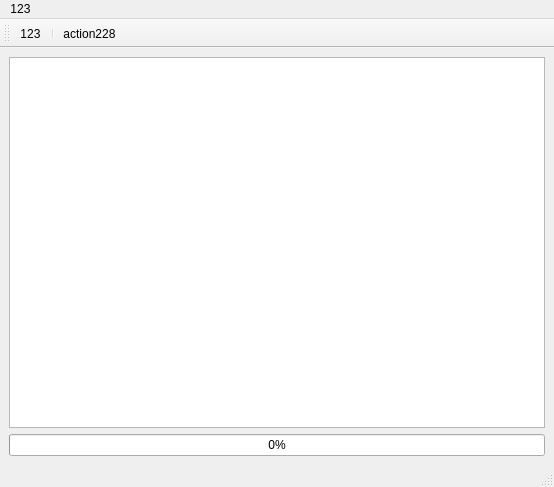
Qt form audiomanager.ui (roman-bezak/VkAudioDownloader-Qt-C-) before a commit.
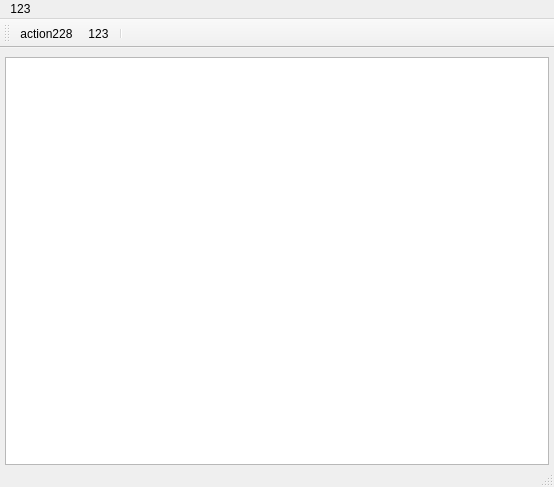
The same form after that commit. Icons and pictures are not drawn.

What changed in the file:
```diff
--- a/audiomanager.ui
+++ b/audiomanager.ui
@@ -15,6 +15,15 @@
   </property>
   <widget class="QWidget" name="centralwidget">
    <layout class="QGridLayout" name="gridLayout">
+    <property name="leftMargin">
+     <number>5</number>
+    </property>
+    <property name="rightMargin">
+     <number>5</number>
+    </property>
+    <property name="bottomMargin">
+     <number>0</number>
+    </property>
     <item row="1" column="0">
      <widget class="QTableWidget" name="tableWidget">
       <property name="editTriggers">
@@ -28,13 +37,6 @@
       </property>
      </widget>
     </item>
-    <item row="2" column="0">
-     <widget class="QProgressBar" name="progressBar">
-      <property name="value">
-       <number>0</number>
-      </property>
-     </widget>
-    </item>
    </layout>
   </widget>
   <widget class="QMenuBar" name="menubar">
@@ -65,9 +67,9 @@
    <attribute name="toolBarBreak">
     <bool>false</bool>
    </attribute>
+   <addaction name="actionAction228"/>
    <addaction name="action123"/>
    <addaction name="separator"/>
-   <addaction name="actionAction228"/>
   </widget>
   <widget class="QStatusBar" name="statusbar"/>
   <action name="action123">
```
